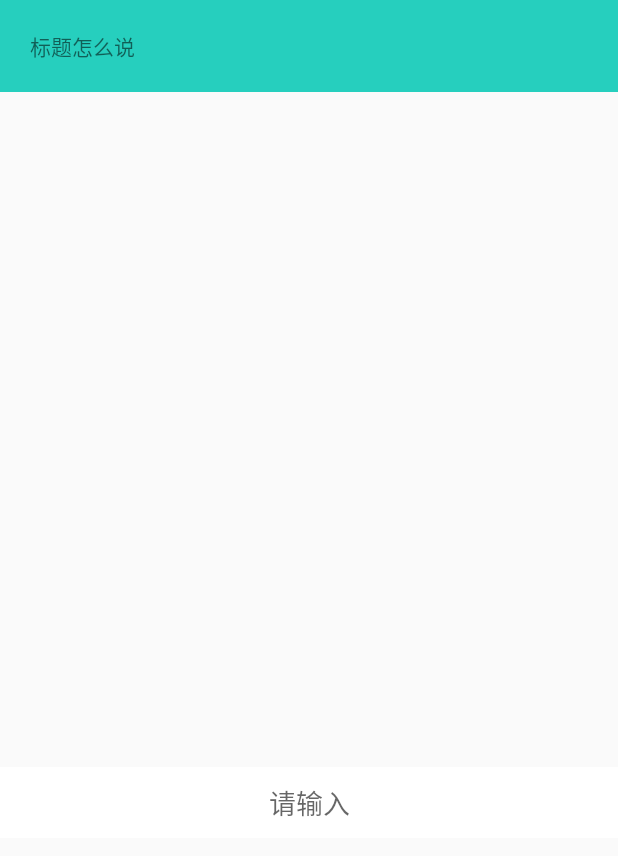
After one commit to tanglonghui/Demo, an Android app: the AndroidBug5479Activity screen opened directly, with no data from a screen before it, on a phone screen of 412 x 824 dp. The commit adds this screen. Shown: the top 856 px of the screen. Run offline under Robolectric (Android 15) with nearby library versions, the phone set to English and light mode, and no system bars.

Commit message:
键盘弹出标题被顶飞的问题

```diff
--- a/app/src/main/AndroidManifest.xml
+++ b/app/src/main/AndroidManifest.xml
@@ -38,7 +38,8 @@
         <activity android:name=".res.SelectorActivity" />
         <activity android:name=".res.ShapeActivity" />
         <activity android:name=".rxjava.RxJavaActivity" />
-        <activity android:name=".date.DateActivity"></activity>
+        <activity android:name=".date.DateActivity" />
+        <activity android:name=".AndroidBug5497.AndroidBug5479Activity"></activity>
     </application>
 
 </manifest>
--- /dev/null
+++ b/app/src/main/java/com/example/administrator/demo/AndroidBug5497/AndroidBug5479Activity.java
@@ -0,0 +1,26 @@
+package com.example.administrator.demo.AndroidBug5497;
+
+import android.graphics.Color;
+import android.os.Build;
+import android.support.v7.app.AppCompatActivity;
+import android.os.Bundle;
+import android.view.View;
+import android.view.Window;
+
+import com.example.administrator.demo.R;
+
+public class AndroidBug5479Activity extends AppCompatActivity {
+
+    @Override
+    protected void onCreate(Bundle savedInstanceState) {
+        super.onCreate(savedInstanceState);
+        setContentView(R.layout.activity_android_bug5479);
+        if (Build.VERSION.SDK_INT >= Build.VERSION_CODES.LOLLIPOP) {
+            Window win = getWindow();
+            win.getDecorView().setSystemUiVisibility(View.SYSTEM_UI_FLAG_LAYOUT_FULLSCREEN
+                    | View.SYSTEM_UI_FLAG_LAYOUT_STABLE);
+            win.setStatusBarColor(Color.TRANSPARENT);
+        }
+        AndroidBug5497Workaround.assistActivity(this);
+    }
+}
--- /dev/null
+++ b/app/src/main/java/com/example/administrator/demo/AndroidBug5497/AndroidBug5497Workaround.java
@@ -0,0 +1,55 @@
+package com.example.administrator.demo.AndroidBug5497;
+
+import android.app.Activity;
+import android.graphics.Rect;
+import android.view.View;
+import android.view.ViewTreeObserver;
+import android.widget.FrameLayout;
+
+public class AndroidBug5497Workaround {
+
+    // For more information, see https://code.google.com/p/android/issues/detail?id=5497
+    // To use this class, simply invoke assistActivity() on an Activity that already has its content view set.
+
+    public static void assistActivity (Activity activity) {
+        new AndroidBug5497Workaround(activity);
+    }
+
+    private View mChildOfContent;
+    private int usableHeightPrevious;
+    private FrameLayout.LayoutParams frameLayoutParams;
+
+    private AndroidBug5497Workaround(Activity activity) {
+        FrameLayout content = (FrameLayout) activity.findViewById(android.R.id.content);
+        mChildOfContent = content.getChildAt(0);
+        mChildOfContent.getViewTreeObserver().addOnGlobalLayoutListener(new ViewTreeObserver.OnGlobalLayoutListener() {
+            public void onGlobalLayout() {
+                possiblyResizeChildOfContent();
+            }
+        });
+        frameLayoutParams = (FrameLayout.LayoutParams) mChildOfContent.getLayoutParams();
+    }
+
+    private void possiblyResizeChildOfContent() {
+        int usableHeightNow = computeUsableHeight();
+        if (usableHeightNow != usableHeightPrevious) {
+            int usableHeightSansKeyboard = mChildOfContent.getRootView().getHeight();
+            int heightDifference = usableHeightSansKeyboard - usableHeightNow;
+            if (heightDifference > (usableHeightSansKeyboard/4)) {
+                // keyboard probably just became visible
+                frameLayoutParams.height = usableHeightSansKeyboard - heightDifference;
+            } else {
+                // keyboard probably just became hidden
+                frameLayoutParams.height = usableHeightNow;
+            }
+            mChildOfContent.requestLayout();
+            usableHeightPrevious = usableHeightNow;
+        }
+    }
+
+    private int computeUsableHeight() {
+        Rect r = new Rect();
+        mChildOfContent.getWindowVisibleDisplayFrame(r);
+        return (r.bottom - r.top);
+    }
+}
--- /dev/null
+++ b/app/src/main/java/com/example/administrator/demo/AndroidBug5497/ImmerseGroup.java
@@ -0,0 +1,31 @@
+package com.example.administrator.demo.AndroidBug5497;
+
+import android.content.Context;
+import android.support.annotation.Nullable;
+import android.util.AttributeSet;
+import android.widget.FrameLayout;
+
+/**
+ * Created by Administrator on 2019/5/14.
+ * TODO 解决adjustResize和  android:fitsSystemWindows="true"冲突问题
+ */
+
+public class ImmerseGroup extends FrameLayout {
+    public ImmerseGroup(Context context) {
+        super(context);
+    }
+
+    public ImmerseGroup(Context context, @Nullable AttributeSet attrs) {
+        super(context, attrs);
+    }
+
+    public ImmerseGroup(Context context, @Nullable AttributeSet attrs, int defStyleAttr) {
+        super(context, attrs, defStyleAttr);
+    }
+
+    @Override
+    protected void onMeasure(int widthMeasureSpec, int heightMeasureSpec) {
+        setPadding(getPaddingLeft(), getPaddingTop(), getPaddingRight(), 0);
+        super.onMeasure(widthMeasureSpec, heightMeasureSpec);
+    }
+}
--- a/app/src/main/java/com/example/administrator/demo/MainActivity.java
+++ b/app/src/main/java/com/example/administrator/demo/MainActivity.java
@@ -10,6 +10,7 @@ import android.view.View;
 import android.webkit.WebView;
 import android.widget.TextView;
 
+import com.example.administrator.demo.AndroidBug5497.AndroidBug5479Activity;
 import com.example.administrator.demo.adapter.EasyAdapter;
 import com.example.administrator.demo.date.DateActivity;
 import com.example.administrator.demo.model.EasyModel;
@@ -68,6 +69,7 @@ public class MainActivity extends AppCompatActivity {
         mList.add(new EasyModel("Shape", ShapeActivity.class));
         mList.add(new EasyModel("RxJava2", RxJavaActivity.class));
         mList.add(new EasyModel("Date", DateActivity.class));
+        mList.add(new EasyModel("AndroidBug5479及键盘顶飞问题", AndroidBug5479Activity.class));
     }
 
     @OnClick(R.id.tv_Test)
--- /dev/null
+++ b/app/src/main/res/layout/activity_android_bug5479.xml
@@ -0,0 +1,45 @@
+<?xml version="1.0" encoding="utf-8"?>
+<LinearLayout xmlns:android="http://schemas.android.com/apk/res/android"
+    xmlns:tools="http://schemas.android.com/tools"
+    android:layout_width="match_parent"
+    android:layout_height="match_parent"
+    android:orientation="vertical"
+    tools:context="com.example.administrator.demo.AndroidBug5497.AndroidBug5479Activity">
+
+    <com.example.administrator.demo.AndroidBug5497.ImmerseGroup
+        android:layout_width="match_parent"
+        android:layout_height="wrap_content"
+        android:background="#26cfbe"
+        android:fitsSystemWindows="true">
+        <RelativeLayout
+            android:layout_width="match_parent"
+            android:layout_height="wrap_content"
+            >
+
+            <TextView
+                android:layout_width="match_parent"
+                android:layout_height="wrap_content"
+                android:padding="20dp"
+                android:text="标题怎么说" />
+        </RelativeLayout>
+    </com.example.administrator.demo.AndroidBug5497.ImmerseGroup>
+
+
+    <ScrollView
+        android:layout_width="match_parent"
+        android:layout_height="match_parent">
+
+        <LinearLayout
+            android:layout_width="match_parent"
+            android:layout_height="wrap_content"
+            android:orientation="vertical">
+
+            <EditText
+                android:id="@+id/et_text"
+                style="@style/ContentTextView"
+                android:layout_marginTop="450dp"
+                android:hint="请输入" />
+        </LinearLayout>
+    </ScrollView>
+
+</LinearLayout>
```
